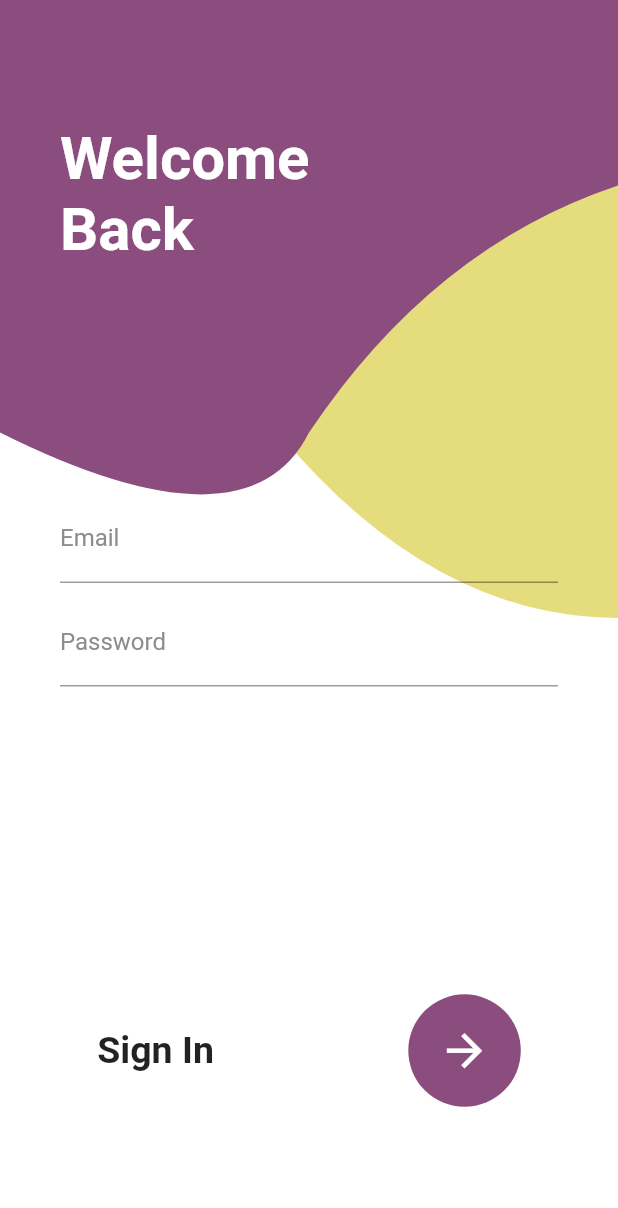
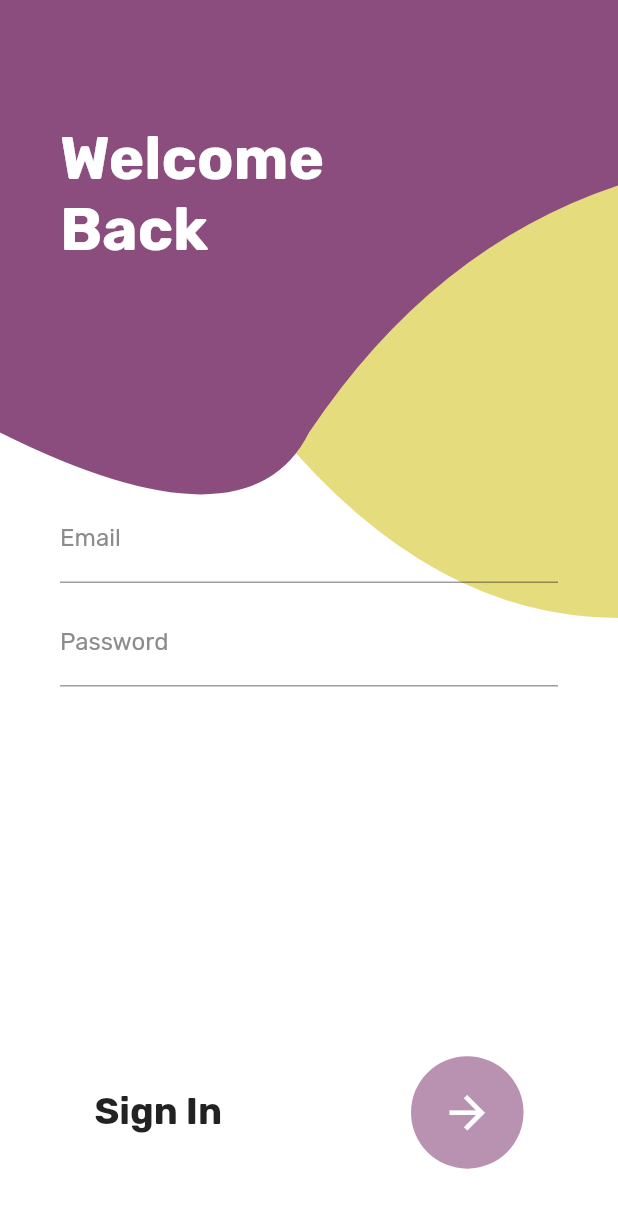
Before and after one commit to jlaskowska/signup, a Flutter app: the SigninScreen screen opened directly, on a phone screen of 412 x 824 dp. Shown: the top 1208 px of the screen. Run offline on Flutter 3.47's test engine with Material 2 defaults, Android fonts, the light colour scheme and no system bars; our stand-ins replace firebase_auth, flutter_mobx, google_fonts, mobx; accounts and stored records are empty; generated files the repository leaves out were written again.

Commit message:
Updated design.

```diff
--- a/lib/configs/app_colors.dart
+++ b/lib/configs/app_colors.dart
@@ -3,6 +3,7 @@
 class AppColors {
   static const purple = const Color(0xff8b4d7e);
   static const pink = const Color(0xfffd9298);
+  static const lightPink = const Color(0xfffdb2b6);
   static const yellow = const Color(0xffe5dc7d);
   static get white => Colors.white;
   static const gray = const Color(0xff8c8c8c);
--- a/lib/widgets/signin_screen/signin_screen.dart
+++ b/lib/widgets/signin_screen/signin_screen.dart
@@ -56,7 +56,7 @@
                   ),
                 ),
                 Expanded(
-                  flex: 3,
+                  flex: 4,
                   child: Column(
                     children: <Widget>[
                       Padding(
@@ -88,7 +88,7 @@
                   ),
                 ),
                 Expanded(
-                  flex: 3,
+                  flex: 2,
                   child: Row(
                     mainAxisAlignment: MainAxisAlignment.spaceAround,
                     children: <Widget>[
@@ -137,7 +137,7 @@
                           ),
                           shape: CircleBorder(),
                           elevation: 2.0,
-                          fillColor: AppColors.purple,
+                          fillColor: store.canSignIn ? AppColors.purple : AppColors.purple.withAlpha(156),
                           padding: const EdgeInsets.all(8.0),
                           constraints: BoxConstraints(
                             minHeight: 75,
```
Also changed, not shown: lib/main.dart (+5 -2 lines).
